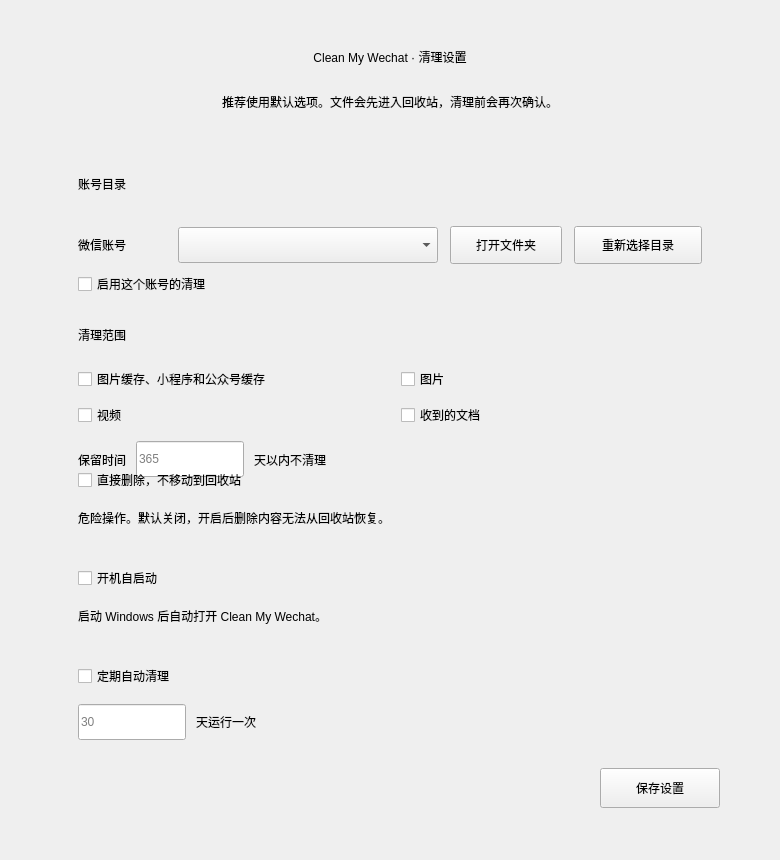
Qt form images/config.ui (blackboxo/CleanMyWechat) before a commit.
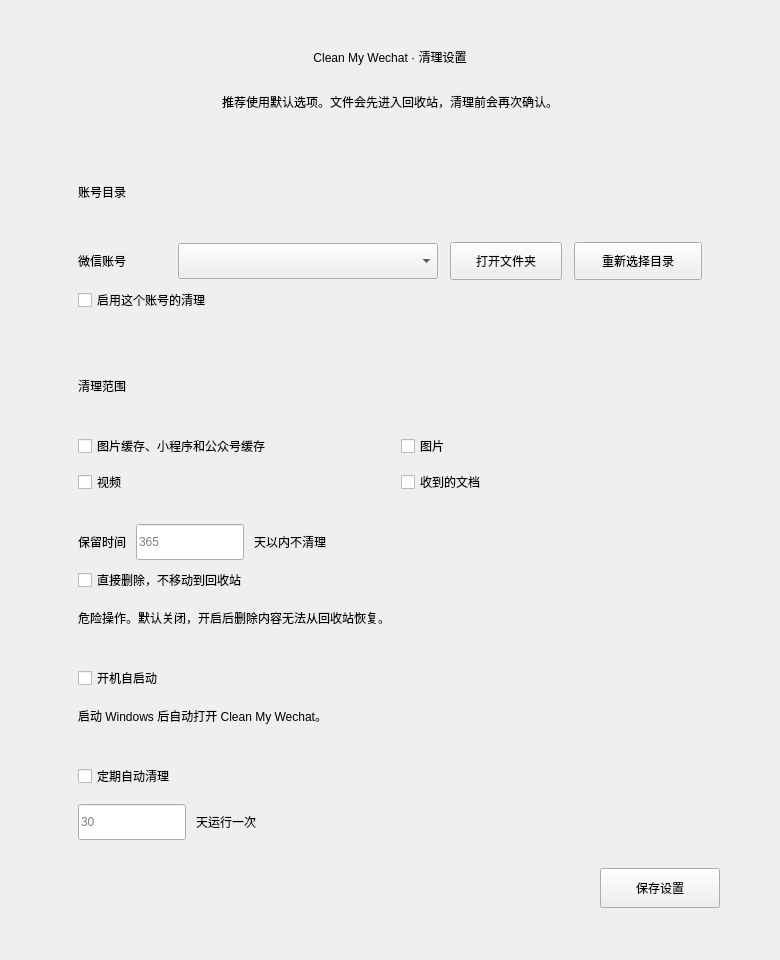
The same form after that commit. Icons and pictures are not drawn.

Commit message: Increase settings section spacing

Diff of the .ui file:
```diff
--- a/images/config.ui
+++ b/images/config.ui
@@ -7,13 +7,13 @@
     <x>0</x>
     <y>0</y>
     <width>780</width>
-    <height>860</height>
+    <height>960</height>
    </rect>
   </property>
   <property name="minimumSize">
    <size>
     <width>780</width>
-    <height>860</height>
+    <height>960</height>
    </size>
   </property>
   <property name="windowTitle">
@@ -201,7 +201,7 @@
          <property name="minimumSize">
           <size>
            <width>0</width>
-           <height>170</height>
+           <height>186</height>
           </size>
          </property>
          <layout class="QVBoxLayout" name="accountSectionLayout">
@@ -301,7 +301,7 @@
          <property name="minimumSize">
           <size>
            <width>0</width>
-           <height>198</height>
+           <height>260</height>
           </size>
          </property>
          <layout class="QVBoxLayout" name="scopeSectionLayout">
```
The commit also changes 1 other file.
